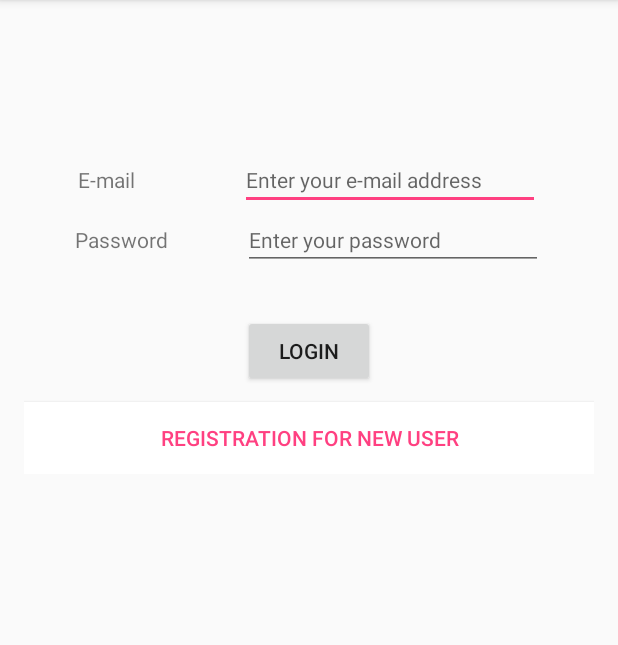
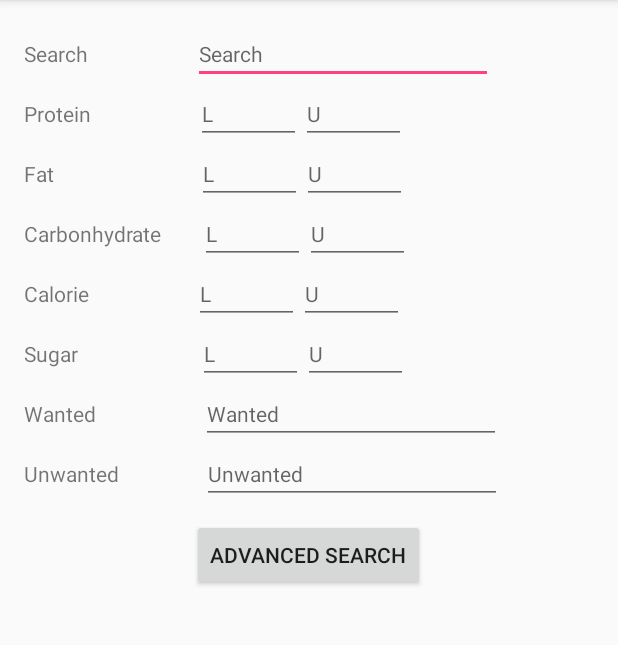
Before and after one commit to bounswe/bounswe2016group4, an Android app: the HomePageActivity screen opened directly, with no data from a screen before it, in the options menu, after a tap on "Advanced Search", on a phone screen of 412 x 824 dp, the part 84-729 px from its top. Run offline under Robolectric (Android 15) with nearby library versions, the phone set to English and light mode, and no system bars; network calls fail.

Commit message:
Search functionality, views

```diff
--- /dev/null
+++ b/kwueAndroid/Kwue/app/src/main/java/com/knowwhatwoueat/kwue/Activities/AdvancedSearch.java
@@ -0,0 +1,65 @@
+package com.knowwhatwoueat.kwue.Activities;
+
+import android.support.v7.app.AppCompatActivity;
+import android.os.Bundle;
+import android.view.View;
+import android.widget.Button;
+import android.widget.EditText;
+
+import com.knowwhatwoueat.kwue.R;
+
+public class AdvancedSearch extends AppCompatActivity {
+    private String advancedSearch;
+    private int proteinLowerBound;
+    private int proteinUpperBound;
+    private int fatLowerBound;
+    private int fatUpperBound;
+    private int carbonhydrateLowerBound;
+    private int carbonhydrateUpperBound;
+    private int calorieLowerBound;
+    private int calorieUpperBound;
+    private int sugarLowerBound;
+    private int sugarUpperBound;
+    private String wanted;
+    private String unwanted;
+
+    @Override
+    protected void onCreate(Bundle savedInstanceState) {
+        super.onCreate(savedInstanceState);
+        setContentView(R.layout.activity_advanced_search);
+
+        final EditText advancedsearchTextBox = (EditText) findViewById(R.id.advancedSearchTextBox);
+        final EditText proteinLowerBoundTextBox = (EditText) findViewById(R.id.proteinLowerBound);
+        final EditText proteinUpperBoundTextBox = (EditText) findViewById(R.id.proteinUpperBound);
+        final EditText fatLowerBoundTextbox = (EditText) findViewById(R.id.fatLowerBound);
+        final EditText fatUpperBoundTextbox =(EditText) findViewById(R.id.fatUpperBoun);
+        final EditText carbonhydrateLowerBoundTextbox = (EditText) findViewById(R.id.carbonhydrateLowerBoun);
+        final EditText carbonhydrateUpperBoundTextbox =(EditText) findViewById(R.id.calorieUpperBound);
+        final EditText calorieLowerBoundTextbox = (EditText) findViewById(R.id.calorieLowerBound);
+        final EditText calorieUpperBoundTextbox =(EditText) findViewById(R.id.calorieUpperBound);
+        final EditText sugarLowerBoundTextbox = (EditText) findViewById(R.id.sugarLowerBound);
+        final EditText sugarUpperBoundTextbox =(EditText) findViewById(R.id.sugarUpperBound);
+        final EditText wantedTextbox = (EditText) findViewById(R.id.wantedTextBox);
+        final EditText unwantedTextbox =(EditText) findViewById(R.id.unwantedTextBox);
+
+        Button advancedSearchButton = (Button) findViewById(R.id.advancedSearchButton);
+
+        advancedSearchButton.setOnClickListener(new View.OnClickListener() {
+            @Override
+            public void onClick(View view) {
+                advancedSearch = advancedsearchTextBox.getText().toString();
+                proteinLowerBound = Integer.parseInt(proteinLowerBoundTextBox.getText().toString());
+                proteinUpperBound = Integer.parseInt(proteinUpperBoundTextBox.getText().toString());
+                fatLowerBound = Integer.parseInt(fatLowerBoundTextbox.getText().toString());
+                fatUpperBound = Integer.parseInt(fatUpperBoundTextbox.getText().toString());
+                carbonhydrateLowerBound = Integer.parseInt(carbonhydrateLowerBoundTextbox.getText().toString());
+                carbonhydrateUpperBound = Integer.parseInt(calorieUpperBoundTextbox.getText().toString());
+                sugarLowerBound = Integer.parseInt(sugarLowerBoundTextbox.getText().toString());
+                sugarUpperBound = Integer.parseInt(sugarUpperBoundTextbox.getText().toString());
+                wanted = wantedTextbox.getText().toString();
+                unwanted = unwantedTextbox.getText().toString();
+            }
+        });
+
+    }
+}
--- /dev/null
+++ b/kwueAndroid/Kwue/app/src/main/java/com/knowwhatwoueat/kwue/Activities/BasicSearch.java
@@ -0,0 +1,33 @@
+package com.knowwhatwoueat.kwue.Activities;
+
+import android.support.v7.app.AppCompatActivity;
+import android.os.Bundle;
+import android.view.View;
+import android.widget.Button;
+import android.widget.EditText;
+
+import com.knowwhatwoueat.kwue.DataModels.SemanticTag;
+import com.knowwhatwoueat.kwue.R;
+
+import java.util.ArrayList;
+
+public class BasicSearch extends AppCompatActivity {
+    private String basicSearch;
+
+    @Override
+    protected void onCreate(Bundle savedInstanceState) {
+        super.onCreate(savedInstanceState);
+        setContentView(R.layout.activity_basic_search);
+
+        final EditText basicSearchTextBox = (EditText) findViewById(R.id.basicSearchTextBox);
+
+        final Button basicSearchButton = (Button) findViewById(R.id.basicSearchButton);
+
+        basicSearchButton.setOnClickListener(new View.OnClickListener() {
+            @Override
+            public void onClick(View view) {
+                basicSearch = basicSearchTextBox.getText().toString();
+            }
+        });
+    }
+}
--- a/kwueAndroid/Kwue/app/src/main/java/com/knowwhatwoueat/kwue/Activities/HomePageActivity.java
+++ b/kwueAndroid/Kwue/app/src/main/java/com/knowwhatwoueat/kwue/Activities/HomePageActivity.java
@@ -65,11 +65,11 @@ public class HomePageActivity extends AppCompatActivity {
     public boolean onOptionsItemSelected(MenuItem item){
         switch (item.getItemId()) {
             case R.id.action_basicSearch:
-                Intent i = new Intent(HomePageActivity.this, LoginActivity.class);
+                Intent i = new Intent(HomePageActivity.this, BasicSearch.class);
                 startActivity(i);
                 break;
             case R.id.action_advancedSearch:
-                Intent j = new Intent(HomePageActivity.this, LoginActivity.class);
+                Intent j = new Intent(HomePageActivity.this, AdvancedSearch.class);
                 startActivity(j);
                 break;
 
--- /dev/null
+++ b/kwueAndroid/Kwue/app/src/main/res/layout/activity_advanced_search.xml
@@ -0,0 +1,235 @@
+<?xml version="1.0" encoding="utf-8"?>
+<LinearLayout xmlns:android="http://schemas.android.com/apk/res/android"
+    xmlns:tools="http://schemas.android.com/tools"
+    android:id="@+id/activity_advanced_search"
+    android:layout_width="match_parent"
+    android:layout_height="match_parent"
+    android:orientation="vertical"
+    android:paddingBottom="@dimen/activity_vertical_margin"
+    android:paddingLeft="@dimen/activity_horizontal_margin"
+    android:paddingRight="@dimen/activity_horizontal_margin"
+    android:paddingTop="@dimen/activity_vertical_margin"
+    tools:context="com.knowwhatwoueat.kwue.Activities.AdvancedSearch">
+
+    <LinearLayout
+        android:layout_width="match_parent"
+        android:layout_height="wrap_content"
+        android:orientation="horizontal">
+
+        <TextView
+            android:layout_width="wrap_content"
+            android:layout_height="wrap_content"
+            android:layout_marginRight="70dp"
+            android:text="Search"
+            android:textSize="14dp"/>
+
+        <EditText
+            android:id="@+id/advancedSearchTextBox"
+            android:layout_width="200dp"
+            android:layout_height="wrap_content"
+            android:hint="Search"
+            android:inputType="text"
+            android:textSize="14sp" />
+
+    </LinearLayout>
+
+    <LinearLayout
+        android:layout_width="match_parent"
+        android:layout_height="wrap_content"
+        android:orientation="horizontal">
+
+        <TextView
+            android:layout_width="wrap_content"
+            android:layout_height="wrap_content"
+            android:layout_marginRight="70dp"
+            android:text="Protein"
+            android:textSize="14dp"/>
+
+        <EditText
+            android:id="@+id/proteinLowerBound"
+            android:layout_width="70dp"
+            android:layout_height="wrap_content"
+            android:hint="L"
+            android:inputType="number"
+            android:textSize="14sp" />
+        <EditText
+            android:id="@+id/proteinUpperBound"
+            android:layout_width="70dp"
+            android:layout_height="wrap_content"
+            android:hint="U"
+            android:inputType="number"
+            android:textSize="14sp" />
+
+    </LinearLayout>
+
+    <LinearLayout
+        android:layout_width="match_parent"
+        android:layout_height="wrap_content"
+        android:orientation="horizontal">
+
+        <TextView
+            android:layout_width="wrap_content"
+            android:layout_height="wrap_content"
+            android:layout_marginRight="95dp"
+            android:text="Fat"
+            android:textSize="14dp"/>
+
+        <EditText
+            android:id="@+id/fatLowerBound"
+            android:layout_width="70dp"
+            android:layout_height="wrap_content"
+            android:hint="L"
+            android:inputType="number"
+            android:textSize="14sp" />
+        <EditText
+            android:id="@+id/fatUpperBoun"
+            android:layout_width="70dp"
+            android:layout_height="wrap_content"
+            android:hint="U"
+            android:inputType="number"
+            android:textSize="14sp" />
+
+    </LinearLayout>
+
+    <LinearLayout
+        android:layout_width="match_parent"
+        android:layout_height="wrap_content"
+        android:orientation="horizontal">
+
+        <TextView
+            android:layout_width="wrap_content"
+            android:layout_height="wrap_content"
+            android:layout_marginRight="25dp"
+            android:text="Carbonhydrate"
+            android:textSize="14dp"/>
+
+        <EditText
+            android:id="@+id/carbonhydrateLowerBoun"
+            android:layout_width="70dp"
+            android:layout_height="wrap_content"
+            android:hint="L"
+            android:inputType="number"
+            android:textSize="14sp" />
+        <EditText
+            android:id="@+id/carbonhydrateUpperBoun"
+            android:layout_width="70dp"
+            android:layout_height="wrap_content"
+            android:hint="U"
+            android:inputType="number"
+            android:textSize="14sp" />
+
+    </LinearLayout>
+
+    <LinearLayout
+        android:layout_width="match_parent"
+        android:layout_height="wrap_content"
+        android:orientation="horizontal">
+
+        <TextView
+            android:layout_width="wrap_content"
+            android:layout_height="wrap_content"
+            android:layout_marginRight="70dp"
+            android:text="Calorie"
+            android:textSize="14dp"/>
+
+        <EditText
+            android:id="@+id/calorieLowerBound"
+            android:layout_width="70dp"
+            android:layout_height="wrap_content"
+            android:hint="L"
+            android:inputType="number"
+            android:textSize="14sp" />
+        <EditText
+            android:id="@+id/calorieUpperBound"
+            android:layout_width="70dp"
+            android:layout_height="wrap_content"
+            android:hint="U"
+            android:inputType="number"
+            android:textSize="14sp" />
+
+    </LinearLayout>
+
+    <LinearLayout
+        android:layout_width="match_parent"
+        android:layout_height="wrap_content"
+        android:orientation="horizontal">
+
+        <TextView
+            android:layout_width="wrap_content"
+            android:layout_height="wrap_content"
+            android:layout_marginRight="80dp"
+            android:text="Sugar"
+            android:textSize="14dp"/>
+
+        <EditText
+            android:id="@+id/sugarLowerBound"
+            android:layout_width="70dp"
+            android:layout_height="wrap_content"
+            android:hint="L"
+            android:inputType="number"
+            android:textSize="14sp" />
+        <EditText
+            android:id="@+id/sugarUpperBound"
+            android:layout_width="70dp"
+            android:layout_height="wrap_content"
+            android:hint="U"
+            android:inputType="number"
+            android:textSize="14sp" />
+
+    </LinearLayout>
+
+    <LinearLayout
+        android:layout_width="match_parent"
+        android:layout_height="wrap_content"
+        android:orientation="horizontal">
+
+        <TextView
+            android:layout_width="wrap_content"
+            android:layout_height="wrap_content"
+            android:layout_marginRight="70dp"
+            android:text="Wanted"
+            android:textSize="14dp"/>
+
+        <EditText
+            android:id="@+id/wantedTextBox"
+            android:layout_width="200dp"
+            android:layout_height="wrap_content"
+            android:hint="Wanted"
+            android:inputType="text"
+            android:textSize="14sp" />
+
+
+    </LinearLayout>
+
+    <LinearLayout
+        android:layout_width="match_parent"
+        android:layout_height="wrap_content"
+        android:orientation="horizontal">
+
+        <TextView
+            android:layout_width="wrap_content"
+            android:layout_height="wrap_content"
+            android:layout_marginRight="55dp"
+            android:text="Unwanted"
+            android:textSize="14dp"/>
+
+        <EditText
+            android:id="@+id/unwantedTextBox"
+            android:layout_width="200dp"
+            android:layout_height="wrap_content"
+            android:hint="Unwanted"
+            android:inputType="text"
+            android:textSize="14sp" />
+
+
+    </LinearLayout>
+
+    <Button
+        android:id="@+id/advancedSearchButton"
+        android:layout_width="wrap_content"
+        android:layout_height="wrap_content"
+        android:text="Advanced Search"
+        android:textSize="14dp"
+        android:layout_gravity="center"
+        android:layout_marginTop="10dp" />
+</LinearLayout>
--- /dev/null
+++ b/kwueAndroid/Kwue/app/src/main/res/layout/activity_basic_search.xml
@@ -0,0 +1,43 @@
+<?xml version="1.0" encoding="utf-8"?>
+<LinearLayout xmlns:android="http://schemas.android.com/apk/res/android"
+    xmlns:tools="http://schemas.android.com/tools"
+    android:id="@+id/activity_basic_search"
+    android:layout_width="match_parent"
+    android:layout_height="match_parent"
+    android:orientation="vertical"
+    android:paddingBottom="@dimen/activity_vertical_margin"
+    android:paddingLeft="@dimen/activity_horizontal_margin"
+    android:paddingRight="@dimen/activity_horizontal_margin"
+    android:paddingTop="@dimen/activity_vertical_margin"
+    tools:context="com.knowwhatwoueat.kwue.Activities.BasicSearch">
+    <LinearLayout
+        android:layout_width="match_parent"
+        android:layout_height="wrap_content"
+        android:orientation="horizontal">
+
+        <TextView
+            android:layout_width="wrap_content"
+            android:layout_height="wrap_content"
+            android:layout_marginRight="70dp"
+            android:text="Search"
+            android:textSize="14dp"/>
+
+        <EditText
+            android:id="@+id/basicSearchTextBox"
+            android:layout_width="200dp"
+            android:layout_height="wrap_content"
+            android:hint="Search"
+            android:inputType="text"
+            android:textSize="14sp" />
+
+    </LinearLayout>
+
+    <Button
+        android:id="@+id/basicSearchButton"
+        android:layout_width="wrap_content"
+        android:layout_height="wrap_content"
+        android:text="Basic Search"
+        android:textSize="14dp"
+        android:layout_gravity="center"
+        android:layout_marginTop="10dp" />
+</LinearLayout>
--- /dev/null
+++ b/kwueAndroid/Kwue/app/src/main/res/layout/advancedsearchlist.xml
@@ -0,0 +1,7 @@
+<?xml version="1.0" encoding="utf-8"?>
+<ListView xmlns:android="http://schemas.android.com/apk/res/android"
+    android:id="@+id/listView2"
+    android:layout_width="fill_parent"
+    android:layout_height="fill_parent" >
+
+</ListView>
--- /dev/null
+++ b/kwueAndroid/Kwue/app/src/main/res/layout/basic_search_list.xml
@@ -0,0 +1,7 @@
+<?xml version="1.0" encoding="utf-8"?>
+<ListView xmlns:android="http://schemas.android.com/apk/res/android"
+    android:id="@+id/listView3"
+    android:layout_width="fill_parent"
+    android:layout_height="fill_parent" >
+
+</ListView>
```
Also changed, not shown: kwueAndroid/Kwue/app/src/main/AndroidManifest.xml (+4 -3 lines).
